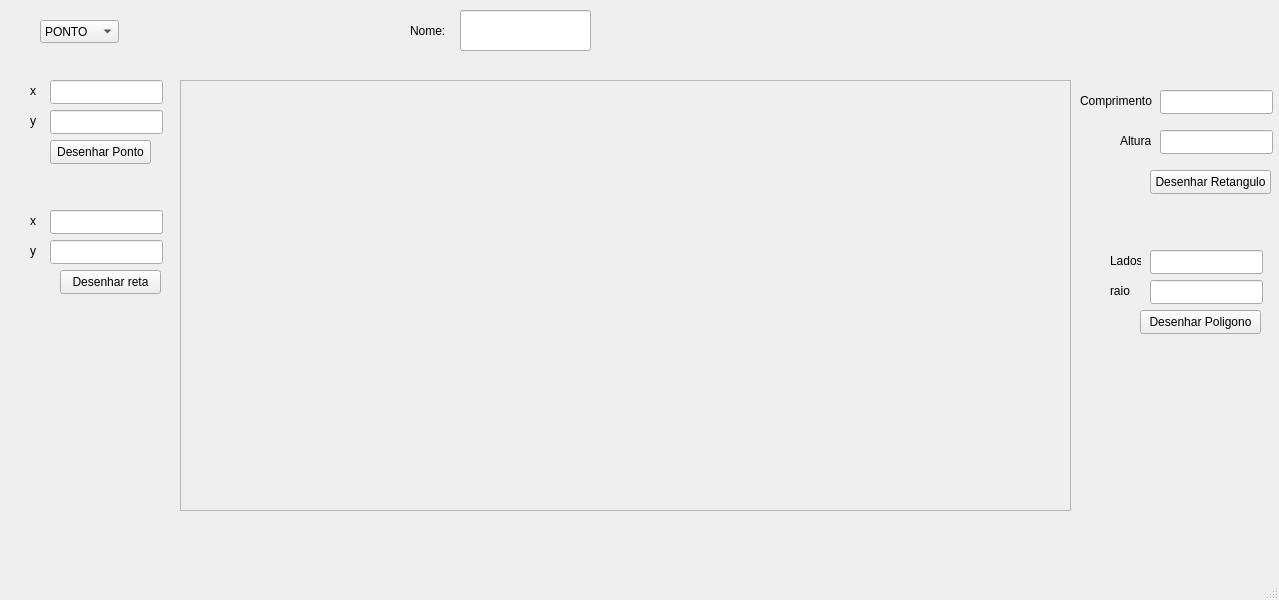
First picture: the form in mainwindow.ui, repository samu-ribas/3D-Graphics-Engine-Project, before the edit.
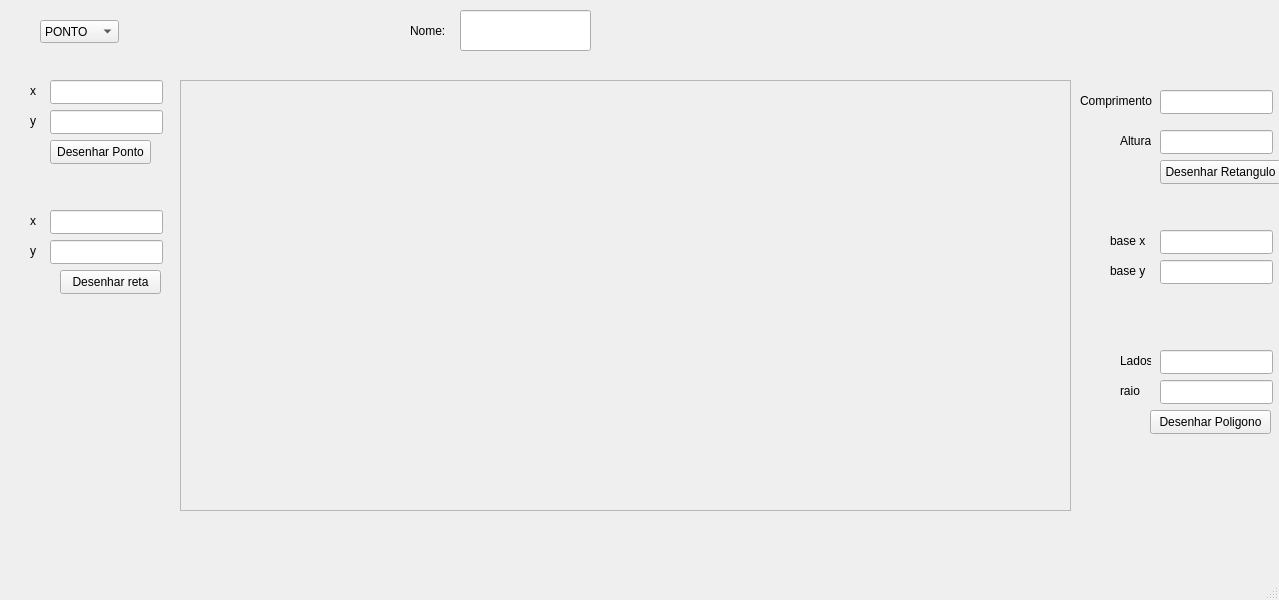
Second picture: the form after the edit. Custom widgets are drawn as their Qt base class.

Commit message: last correçao

Diff of the .ui file:
```diff
--- a/mainwindow.ui
+++ b/mainwindow.ui
@@ -207,8 +207,8 @@
    <widget class="QPushButton" name="desenharPoligono">
     <property name="geometry">
      <rect>
-      <x>1140</x>
-      <y>310</y>
+      <x>1150</x>
+      <y>410</y>
       <width>121</width>
       <height>24</height>
      </rect>
@@ -240,8 +240,8 @@
    <widget class="QLineEdit" name="raio">
     <property name="geometry">
      <rect>
-      <x>1150</x>
-      <y>280</y>
+      <x>1160</x>
+      <y>380</y>
       <width>113</width>
       <height>24</height>
      </rect>
@@ -250,8 +250,8 @@
    <widget class="QLineEdit" name="lados">
     <property name="geometry">
      <rect>
-      <x>1150</x>
-      <y>250</y>
+      <x>1160</x>
+      <y>350</y>
       <width>113</width>
       <height>24</height>
      </rect>
@@ -260,8 +260,8 @@
    <widget class="QPushButton" name="desenharPoligono_2">
     <property name="geometry">
      <rect>
-      <x>1150</x>
-      <y>170</y>
+      <x>1160</x>
+      <y>160</y>
       <width>121</width>
       <height>24</height>
      </rect>
@@ -299,8 +299,8 @@
    <widget class="QLabel" name="label_8">
     <property name="geometry">
      <rect>
-      <x>1110</x>
-      <y>240</y>
+      <x>1120</x>
+      <y>340</y>
       <width>31</width>
       <height>41</height>
      </rect>
@@ -312,8 +312,8 @@
    <widget class="QLabel" name="label_9">
     <property name="geometry">
      <rect>
-      <x>1110</x>
-      <y>270</y>
+      <x>1120</x>
+      <y>370</y>
       <width>31</width>
       <height>41</height>
      </rect>
@@ -322,6 +322,52 @@
      <string>raio</string>
     </property>
    </widget>
+   <widget class="QLineEdit" name="inputX_2">
+    <property name="geometry">
+     <rect>
+      <x>1160</x>
+      <y>230</y>
+      <width>113</width>
+      <height>24</height>
+     </rect>
+    </property>
+   </widget>
+   <widget class="QLineEdit" name="inputY_2">
+    <property name="geometry">
+     <rect>
+      <x>1160</x>
+      <y>260</y>
+      <width>113</width>
+      <height>24</height>
+     </rect>
+    </property>
+   </widget>
+   <widget class="QLabel" name="label_10">
+    <property name="geometry">
+     <rect>
+      <x>1110</x>
+      <y>220</y>
+      <width>41</width>
+      <height>41</height>
+     </rect>
+    </property>
+    <property name="text">
+     <string>base x</string>
+    </property>
+   </widget>
+   <widget class="QLabel" name="label_11">
+    <property name="geometry">
+     <rect>
+      <x>1110</x>
+      <y>250</y>
+      <width>41</width>
+      <height>41</height>
+     </rect>
+    </property>
+    <property name="text">
+     <string>base y</string>
+    </property>
+   </widget>
   </widget>
   <widget class="QMenuBar" name="menubar">
    <property name="geometry">
```
The commit also changes 1 other file.
